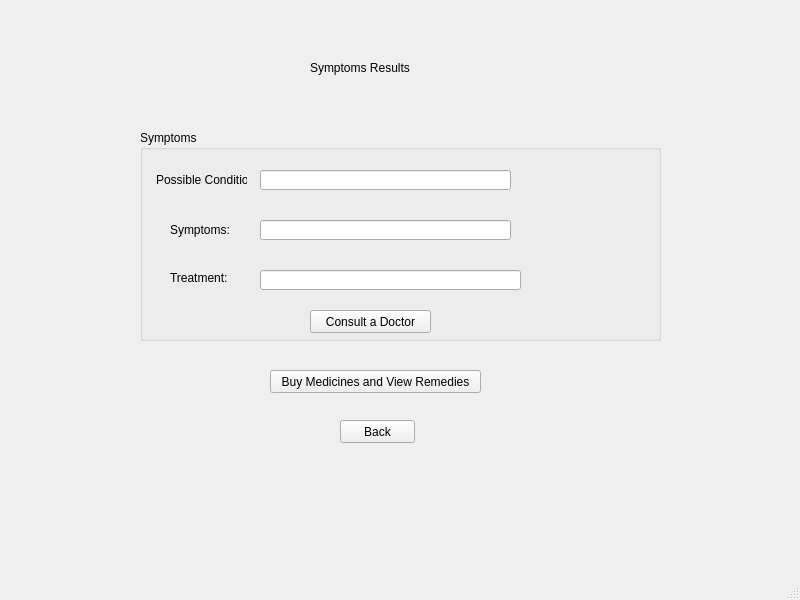
First picture: the form in Screens/symptom_results.ui, repository Ghulam-Mustafa08291/IlajNow, before the edit.
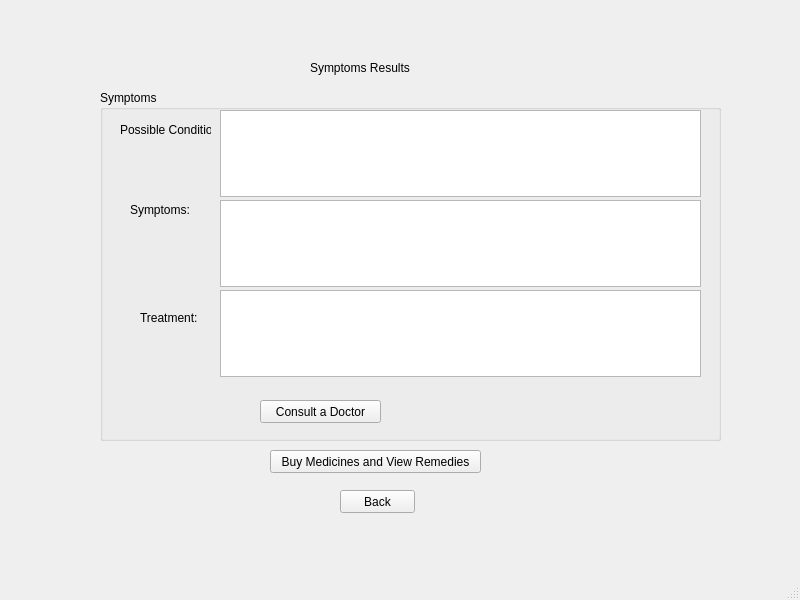
Second picture: the form after the edit.

Commit message: symptom checker and result implemented

The edit to the form file:
```diff
--- a/Screens/symptom_results.ui
+++ b/Screens/symptom_results.ui
@@ -30,10 +30,10 @@
    <widget class="QGroupBox" name="groupBox">
     <property name="geometry">
      <rect>
-      <x>140</x>
-      <y>130</y>
-      <width>521</width>
-      <height>211</height>
+      <x>100</x>
+      <y>90</y>
+      <width>621</width>
+      <height>351</height>
      </rect>
     </property>
     <property name="title">
@@ -42,8 +42,8 @@
     <widget class="QLabel" name="label_2">
      <property name="geometry">
       <rect>
-       <x>16</x>
-       <y>40</y>
+       <x>20</x>
+       <y>30</y>
        <width>91</width>
        <height>20</height>
       </rect>
@@ -52,31 +52,11 @@
       <string>Possible Condition:</string>
      </property>
     </widget>
-    <widget class="QLineEdit" name="lineEdit">
-     <property name="geometry">
-      <rect>
-       <x>120</x>
-       <y>40</y>
-       <width>251</width>
-       <height>20</height>
-      </rect>
-     </property>
-    </widget>
-    <widget class="QLineEdit" name="lineEdit_2">
-     <property name="geometry">
-      <rect>
-       <x>120</x>
-       <y>90</y>
-       <width>251</width>
-       <height>20</height>
-      </rect>
-     </property>
-    </widget>
     <widget class="QLabel" name="label_3">
      <property name="geometry">
       <rect>
        <x>30</x>
-       <y>90</y>
+       <y>110</y>
        <width>71</width>
        <height>20</height>
       </rect>
@@ -88,8 +68,8 @@
     <widget class="QLabel" name="label_4">
      <property name="geometry">
       <rect>
-       <x>30</x>
-       <y>140</y>
+       <x>40</x>
+       <y>220</y>
        <width>71</width>
        <height>16</height>
       </rect>
@@ -98,21 +78,11 @@
       <string>Treatment:</string>
      </property>
     </widget>
-    <widget class="QLineEdit" name="lineEdit_3">
-     <property name="geometry">
-      <rect>
-       <x>120</x>
-       <y>140</y>
-       <width>261</width>
-       <height>20</height>
-      </rect>
-     </property>
-    </widget>
     <widget class="QPushButton" name="pushButton">
      <property name="geometry">
       <rect>
-       <x>170</x>
-       <y>180</y>
+       <x>160</x>
+       <y>310</y>
        <width>121</width>
        <height>23</height>
       </rect>
@@ -121,12 +91,42 @@
       <string>Consult a Doctor</string>
      </property>
     </widget>
+    <widget class="QTextEdit" name="textEdit">
+     <property name="geometry">
+      <rect>
+       <x>120</x>
+       <y>20</y>
+       <width>481</width>
+       <height>87</height>
+      </rect>
+     </property>
+    </widget>
+    <widget class="QTextEdit" name="textEdit_2">
+     <property name="geometry">
+      <rect>
+       <x>120</x>
+       <y>110</y>
+       <width>481</width>
+       <height>87</height>
+      </rect>
+     </property>
+    </widget>
+    <widget class="QTextEdit" name="textEdit_3">
+     <property name="geometry">
+      <rect>
+       <x>120</x>
+       <y>200</y>
+       <width>481</width>
+       <height>87</height>
+      </rect>
+     </property>
+    </widget>
    </widget>
    <widget class="QPushButton" name="pushButton_2">
     <property name="geometry">
      <rect>
       <x>270</x>
-      <y>370</y>
+      <y>450</y>
       <width>211</width>
       <height>23</height>
      </rect>
@@ -139,7 +139,7 @@
     <property name="geometry">
      <rect>
       <x>340</x>
-      <y>420</y>
+      <y>490</y>
       <width>75</width>
       <height>23</height>
      </rect>
```
Left out of the diff: 2 changed lines with no effect on the pictures. The commit also changes 2 other files.
